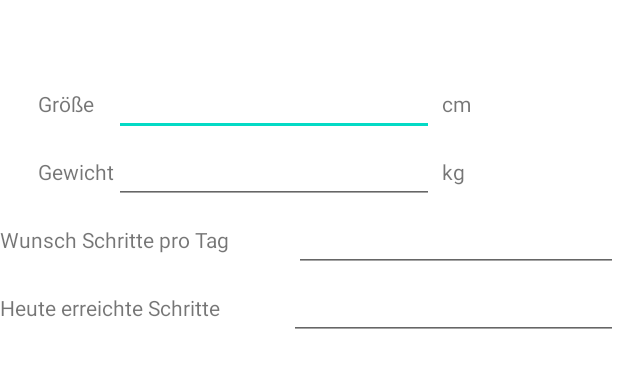
After one commit to SkyTheLie/SensorDaten, an Android app: the layout healthfragment.xml on its own in the app's theme, with its tools: preview values and no code run, on a phone screen of 412 x 824 dp. The commit adds this screen. Shown: the top 368 px of the screen. Run offline under Robolectric (Android 15) with nearby library versions, the phone set to English and light mode, and no system bars.

Commit message:
Add Health Panel, Ausgewählte Elemente apseichern und merken

```diff
--- a/app/src/main/res/layout/activity_main.xml
+++ b/app/src/main/res/layout/activity_main.xml
@@ -18,6 +18,12 @@
         <com.google.android.material.tabs.TabItem
             android:layout_width="wrap_content"
             android:layout_height="wrap_content"
+            android:text="Health" />
+
+        <com.google.android.material.tabs.TabItem
+            android:id="@+id/tabItem"
+            android:layout_width="wrap_content"
+            android:layout_height="wrap_content"
             android:text="Graph" />
 
         <com.google.android.material.tabs.TabItem
--- /dev/null
+++ b/app/src/main/res/layout/healthfragment.xml
@@ -0,0 +1,131 @@
+<?xml version="1.0" encoding="utf-8"?>
+<FrameLayout xmlns:android="http://schemas.android.com/apk/res/android"
+    xmlns:app="http://schemas.android.com/apk/res-auto"
+    xmlns:tools="http://schemas.android.com/tools"
+    android:layout_width="match_parent"
+    android:layout_height="match_parent"
+    tools:context=".GraphFragment">
+
+    <ScrollView
+        android:layout_width="match_parent"
+        android:layout_height="match_parent"
+        android:layout_marginTop="45dp">
+
+        <LinearLayout
+            android:layout_width="match_parent"
+            android:layout_height="wrap_content"
+            android:orientation="vertical">
+
+            <androidx.gridlayout.widget.GridLayout
+                android:layout_width="match_parent"
+                android:layout_height="match_parent"
+                android:layout_marginLeft="25dp"
+                app:columnCount="3"
+                app:rowCount="2">
+
+                <TextView
+                    android:id="@+id/textView33"
+                    android:layout_width="wrap_content"
+                    android:layout_height="wrap_content"
+                    android:text="Größe" />
+
+                <TextView
+                    android:id="@+id/textView34"
+                    android:layout_width="wrap_content"
+                    android:layout_height="wrap_content"
+                    android:text="Gewicht"
+                    app:layout_column="0"
+                    app:layout_row="1" />
+
+                <EditText
+                    android:id="@+id/edGroeße"
+                    android:layout_width="wrap_content"
+                    android:layout_height="wrap_content"
+                    android:ems="10"
+                    android:gravity="center"
+                    android:inputType="number"
+                    app:layout_column="1"
+                    app:layout_row="0" />
+
+                <EditText
+                    android:id="@+id/edGewicht"
+                    android:layout_width="wrap_content"
+                    android:layout_height="wrap_content"
+                    android:ems="10"
+                    android:gravity="center"
+                    android:inputType="number"
+                    app:layout_column="1"
+                    app:layout_row="1" />
+
+                <TextView
+                    android:id="@+id/textView14"
+                    android:layout_width="wrap_content"
+                    android:layout_height="wrap_content"
+                    android:layout_marginLeft="5dp"
+                    android:text="cm"
+                    app:layout_column="2"
+                    app:layout_row="0" />
+
+                <TextView
+                    android:id="@+id/textView17"
+                    android:layout_width="wrap_content"
+                    android:layout_height="wrap_content"
+                    android:layout_marginLeft="5dp"
+                    android:text="kg"
+                    app:layout_column="2"
+                    app:layout_row="1" />
+            </androidx.gridlayout.widget.GridLayout>
+
+            <LinearLayout
+                android:layout_width="match_parent"
+                android:layout_height="match_parent"
+                android:orientation="horizontal">
+
+                <TextView
+                    android:id="@+id/tvWishSteps"
+                    android:layout_width="wrap_content"
+                    android:layout_height="wrap_content"
+                    android:layout_weight="1"
+                    android:text="Wunsch Schritte pro Tag" />
+
+                <EditText
+                    android:id="@+id/edWishSteps"
+                    android:layout_width="173dp"
+                    android:layout_height="wrap_content"
+                    android:layout_weight="1"
+                    android:ems="10"
+                    android:gravity="center"
+                    android:inputType="number" />
+
+            </LinearLayout>
+
+            <LinearLayout
+                android:layout_width="match_parent"
+                android:layout_height="match_parent"
+                android:layout_weight="1"
+                android:orientation="horizontal">
+
+                <TextView
+                    android:id="@+id/tvStepCount"
+                    android:layout_width="wrap_content"
+                    android:layout_height="wrap_content"
+                    android:layout_weight="1"
+                    android:text="Heute erreichte Schritte" />
+
+                <EditText
+                    android:id="@+id/edStepCount"
+                    android:layout_width="173dp"
+                    android:layout_height="wrap_content"
+                    android:layout_weight="1"
+                    android:clickable="false"
+                    android:ems="10"
+                    android:focusable="false"
+                    android:gravity="center"
+                    android:inputType="number" />
+
+            </LinearLayout>
+
+        </LinearLayout>
+    </ScrollView>
+
+</FrameLayout>
```
Also changed, not shown: app/src/main/java/com/example/sensordaten/GraphFragment.java (+60 -0 lines), app/src/main/java/com/example/sensordaten/HealthFragment.java (added, +162 -0 lines), app/src/main/java/com/example/sensordaten/SettingsFragment.java (+22 -8 lines), app/src/main/java/com/example/sensordaten/ViewAdapterJ.java (+6 -3 lines).
